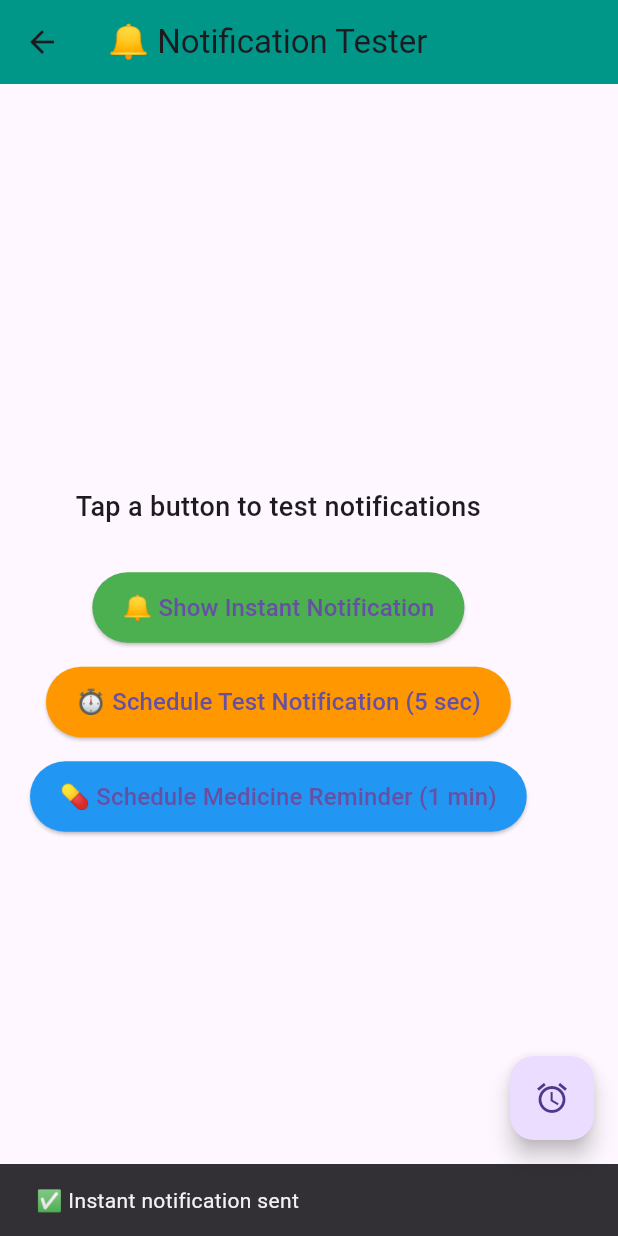
After one commit to tynaz9/Medi-comp, a Flutter app: the NotificationTestScreen screen opened directly, after a tap on "🔔 Show Instant Notification", on a phone screen of 412 x 824 dp. The commit adds this screen. Run offline on Flutter 3.47's test engine with Material 3 defaults, Android fonts, the phone set to English and light mode, and no system bars; our stand-ins replace animated_text_kit, device_preview, flutter_local_notifications, lottie, shared_preferences, timezone; accounts and stored records are empty; network calls fail.

Commit message:
new version is ready

```diff
--- a/lib/landing_main_page.dart
+++ b/lib/landing_main_page.dart
@@ -1,4 +1,5 @@
 import 'package:f_medi_minders/mediremainder.dart';
+import 'package:f_medi_minders/services/notification_service.dart';
 import 'package:f_medi_minders/water_intake_sreen.dart';
 import 'package:f_medi_minders/welcome_main_screen.dart';
 import 'package:f_medi_minders/welcome_yoga_screen.dart';
--- a/lib/login_screen.dart
+++ b/lib/login_screen.dart
@@ -55,7 +55,7 @@ class _LoginState extends State<LoginScreen> {
       backgroundColor: const Color(0xFFEFFAF9),
       body: Stack(
         children: [
-            Image.asset('assets/bk.jpg',fit: BoxFit.cover,height: double.infinity,),
+            Image.asset('assets/bk1.jpeg',fit: BoxFit.cover,height: double.infinity,width: double.infinity,),
           Column(
             children: [
               const Spacer(),
--- /dev/null
+++ b/lib/notification_test_screen.dart
@@ -0,0 +1,95 @@
+import 'package:flutter/material.dart';
+import 'services/notification_service.dart';
+
+class NotificationTestScreen extends StatelessWidget {
+  const NotificationTestScreen({super.key});
+
+  @override
+  Widget build(BuildContext context) {
+    return Scaffold(
+      appBar: AppBar(
+        title: const Text("🔔 Notification Tester"),
+        backgroundColor: Colors.teal,
+      ),
+      body: Padding(
+        padding: const EdgeInsets.all(20.0),
+        child: Column(
+          mainAxisAlignment: MainAxisAlignment.center,
+          children: [
+            const Text(
+              "Tap a button to test notifications",
+              style: TextStyle(fontSize: 18, fontWeight: FontWeight.w500),
+              textAlign: TextAlign.center,
+            ),
+            const SizedBox(height: 30),
+
+            // 🔘 Show Instant Notification
+            ElevatedButton(
+              onPressed: () {
+                NotificationService.showInstantNotification();
+                ScaffoldMessenger.of(context).showSnackBar(
+                  const SnackBar(content: Text("✅ Instant notification sent")),
+                );
+              },
+              style: ElevatedButton.styleFrom(
+                backgroundColor: Colors.green,
+                padding: const EdgeInsets.symmetric(vertical: 12, horizontal: 20),
+              ),
+              child: const Text("🔔 Show Instant Notification",
+                  style: TextStyle(fontSize: 16)),
+            ),
+
+            const SizedBox(height: 15),
+
+            // 🔘 Schedule Test Notification (5 sec)
+            ElevatedButton(
+              onPressed: () {
+                //NotificationService.scheduleTestNotification();
+                ScaffoldMessenger.of(context).showSnackBar(
+                  const SnackBar(content: Text("✅ Notification scheduled for 5 sec later")),
+                );
+              },
+              style: ElevatedButton.styleFrom(
+                backgroundColor: Colors.orange,
+                padding: const EdgeInsets.symmetric(vertical: 12, horizontal: 20),
+              ),
+              child: const Text("⏱ Schedule Test Notification (5 sec)",
+                  style: TextStyle(fontSize: 16)),
+            ),
+
+            const SizedBox(height: 15),
+
+            // 🔘 Schedule Real Reminder (1 min later)
+            ElevatedButton(
+              onPressed: () {
+                NotificationService.scheduleNotification(
+                  id: 2,
+                  title: "💊 Medicine Reminder",
+                  body: "It's time to take your pill!",
+                  scheduledDate: DateTime.now().add(const Duration(minutes: 1)),
+                );
+                ScaffoldMessenger.of(context).showSnackBar(
+                  const SnackBar(content: Text("✅ Reminder set for 1 minute later")),
+                );
+              },
+              style: ElevatedButton.styleFrom(
+                backgroundColor: Colors.blue,
+                padding: const EdgeInsets.symmetric(vertical: 12, horizontal: 20),
+              ),
+              child: const Text("💊 Schedule Medicine Reminder (1 min)",
+                  style: TextStyle(fontSize: 16)),
+            ),
+
+          ],
+        ),
+      ),
+      floatingActionButton: FloatingActionButton(
+  onPressed: () {
+    //NotificationService.fakeScheduledNotification();
+  },
+  child: const Icon(Icons.alarm),
+),
+
+    );
+  }
+}
--- a/lib/services/notification_service.dart
+++ b/lib/services/notification_service.dart
@@ -6,7 +6,7 @@ class NotificationService {
   static final FlutterLocalNotificationsPlugin _notificationsPlugin =
       FlutterLocalNotificationsPlugin();
 
-  /// ✅ Call this in main.dart before runApp()
+  /// ✅ Initialize notifications
   static Future<void> init() async {
     tz.initializeTimeZones();
 
@@ -17,9 +17,34 @@ class NotificationService {
         InitializationSettings(android: androidInit);
 
     await _notificationsPlugin.initialize(initSettings);
+
+    // ✅ Request permission for Android 13+
+    await _notificationsPlugin
+        .resolvePlatformSpecificImplementation<
+            AndroidFlutterLocalNotificationsPlugin>()
+        ?.requestNotificationsPermission();
   }
 
-  /// ✅ Normal reminder notification
+  /// 🔔 Show an instant reminder notification
+  static Future<void> showInstantNotification() async {
+    await _notificationsPlugin.show(
+      1,
+      "💊 Take Your Medicine",
+      "It's time for your dose! Stay healthy! 🩺",
+      const NotificationDetails(
+        android: AndroidNotificationDetails(
+          'instant_channel',
+          'Instant Notifications',
+          channelDescription: 'Shows notifications instantly',
+          importance: Importance.high,
+          priority: Priority.high,
+          playSound: true,
+        ),
+      ),
+    );
+  }
+
+  /// ⏱ Schedule a reminder for later
   static Future<void> scheduleNotification({
     required int id,
     required String title,
@@ -33,9 +58,9 @@ class NotificationService {
       tz.TZDateTime.from(scheduledDate, tz.local),
       const NotificationDetails(
         android: AndroidNotificationDetails(
-          'medi_channel', // channel ID
-          'Medicine Reminders', // channel name
-          channelDescription: 'Reminds users to take medicine',
+          'scheduled_channel',
+          'Scheduled Notifications',
+          channelDescription: 'Medicine reminders for scheduled times',
           importance: Importance.high,
           priority: Priority.high,
           playSound: true,
@@ -44,39 +69,27 @@ class NotificationService {
       androidAllowWhileIdle: true,
       uiLocalNotificationDateInterpretation:
           UILocalNotificationDateInterpretation.absoluteTime,
-      matchDateTimeComponents: DateTimeComponents.dateAndTime,
     );
   }
 
-  /// 🔥 ALARM version – LOUD sound, vibration & fullscreen
-  static Future<void> scheduleAlarm({
-    required int id,
-    required String title,
-    required String body,
-    required DateTime scheduledDate,
-  }) async {
-    await _notificationsPlugin.zonedSchedule(
-      id,
-      title,
-      body,
-      tz.TZDateTime.from(scheduledDate, tz.local),
+  /// 🔥 Fired (simulated medicine reminder alarm)
+  static Future<void> fireReminderNotification() async {
+    await _notificationsPlugin.show(
+      2,
+      "🚨 Medicine Reminder",
+      "Your alarm is ringing! Take your pill NOW! 💊",
       const NotificationDetails(
         android: AndroidNotificationDetails(
-          'alarm_channel', // different channel for alarms
-          'Medicine Alarms',
-          channelDescription: 'Rings loudly like an alarm',
+          'fired_channel',
+          'Medicine Alarm',
+          channelDescription: 'Loud alarm-style medicine reminder',
           importance: Importance.max,
           priority: Priority.max,
           playSound: true,
-          sound: RawResourceAndroidNotificationSound('alarm'), // ✅ use alarm.mp3
           enableVibration: true,
-          fullScreenIntent: true, // ✅ pops up full screen like alarm
+          fullScreenIntent: true,
         ),
       ),
-      androidAllowWhileIdle: true,
-      uiLocalNotificationDateInterpretation:
-          UILocalNotificationDateInterpretation.absoluteTime,
-      matchDateTimeComponents: DateTimeComponents.dateAndTime,
     );
   }
 }
--- a/lib/signup_screen.dart
+++ b/lib/signup_screen.dart
@@ -96,7 +96,7 @@ class _SignUpState extends State<SignUpScreen> {
       body: Stack(
         children: [
           // ✅ Gradient Background
-            Image.asset('assets/bk.jpg',fit: BoxFit.cover,height: double.infinity,),
+            Image.asset('assets/bk1.jpeg',fit: BoxFit.cover,height: double.infinity,width: double.infinity,),
           Column(
             children: [
               Expanded(
--- a/lib/welcome_home_screen.dart
+++ b/lib/welcome_home_screen.dart
@@ -11,7 +11,7 @@ class WelcomeHomeScreen extends StatelessWidget {
       //backgroundColor: const Color(0xFF4D9B91), // Custom teal color
       body: Stack(
         children: [
-          Image.asset('assets/bk.jpg',fit: BoxFit.cover,height: double.infinity,),
+          Image.asset('assets/bk1.jpeg',fit: BoxFit.cover,height: double.infinity,width: double.infinity,),
 
           Column(
             //mainAxisAlignment: MainAxisAlignment.center,
--- a/pubspec.yaml
+++ b/pubspec.yaml
@@ -70,6 +70,7 @@ flutter:
       - assets/Basics/
       - assets/Breathing/
       - assets/Weight/
+      - assets/bk1.jpeg
   #   - images/a_dot_burr.jpeg
   #   - images/a_dot_ham.jpeg
 
```
Also changed, not shown: lib/main.dart (+4 -4 lines), lib/mediremainder.dart (+86 -90 lines), assets/bk1.jpeg (added), 1 other file.
